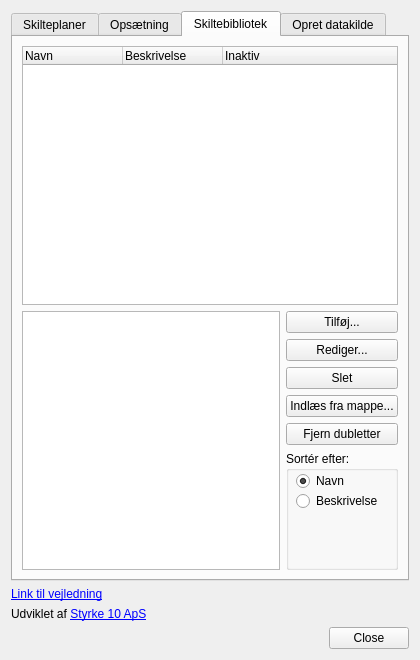
Old version of the form gui/skilteplan_dialog_base.ui in the repository styrke10/skilteplan.
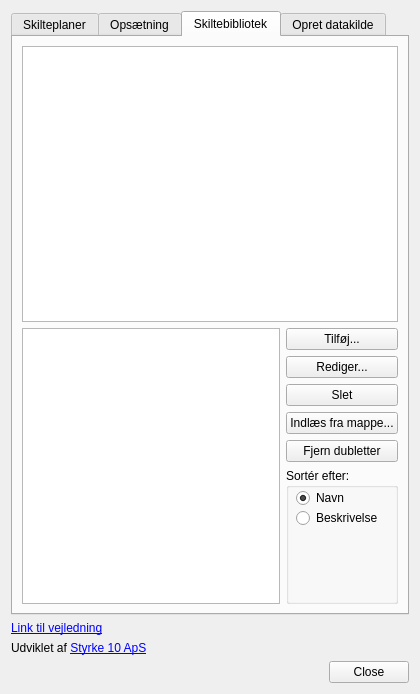
New version of the form. The open tabs and pages were chosen to show the change. Custom widgets are drawn as their Qt base class.

```diff
--- a/gui/skilteplan_dialog_base.ui
+++ b/gui/skilteplan_dialog_base.ui
@@ -7,7 +7,7 @@
     <x>0</x>
     <y>0</y>
     <width>420</width>
-    <height>660</height>
+    <height>694</height>
    </rect>
   </property>
   <property name="minimumSize">
@@ -522,37 +522,10 @@
       </attribute>
       <layout class="QVBoxLayout" name="verticalLayout_5">
        <item>
-        <widget class="QTreeWidget" name="signList">
-         <property name="toolTip">
-          <string>Inaktive skilte bliver i biblioteket, men kan ikke vælges, når der placeres skilte.</string>
-         </property>
-         <property name="rootIsDecorated">
-          <bool>false</bool>
-         </property>
-         <property name="uniformRowHeights">
-          <bool>true</bool>
-         </property>
+        <widget class="QListWidget" name="signList">
          <property name="sortingEnabled">
           <bool>false</bool>
          </property>
-         <property name="allColumnsShowFocus">
-          <bool>true</bool>
-         </property>
-         <column>
-          <property name="text">
-           <string>Navn</string>
-          </property>
-         </column>
-         <column>
-          <property name="text">
-           <string>Beskrivelse</string>
-          </property>
-         </column>
-         <column>
-          <property name="text">
-           <string>Inaktiv</string>
-          </property>
-         </column>
         </widget>
        </item>
        <item>
```
Left out of the diff: 4 changed lines with no effect on the pictures.
